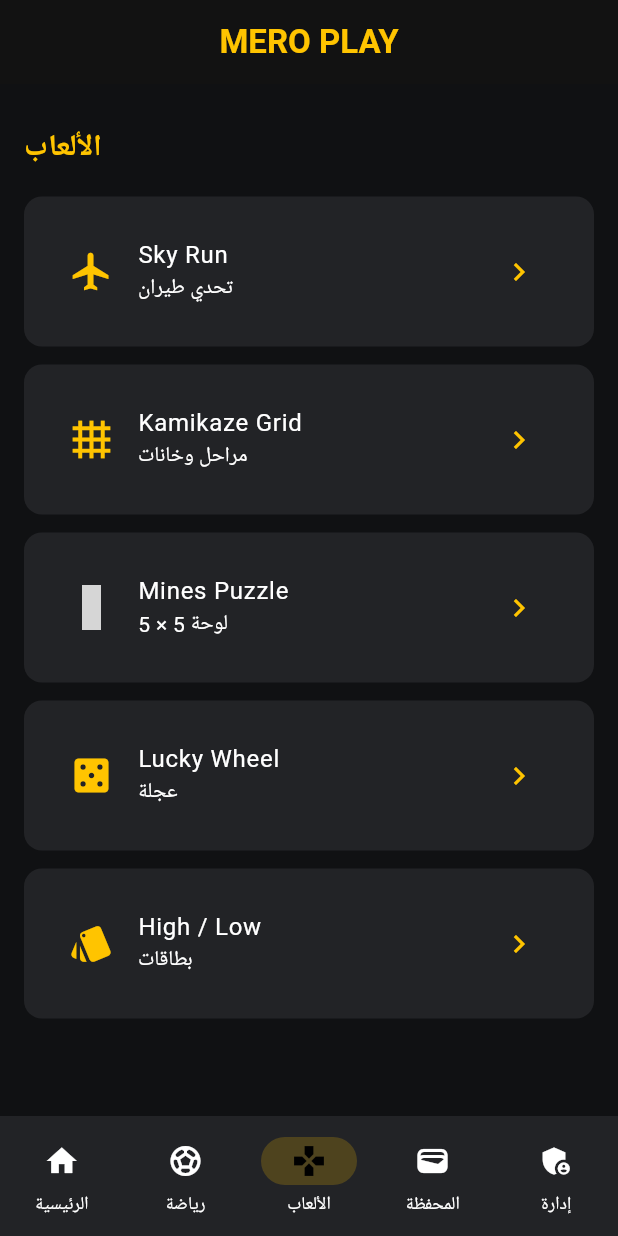
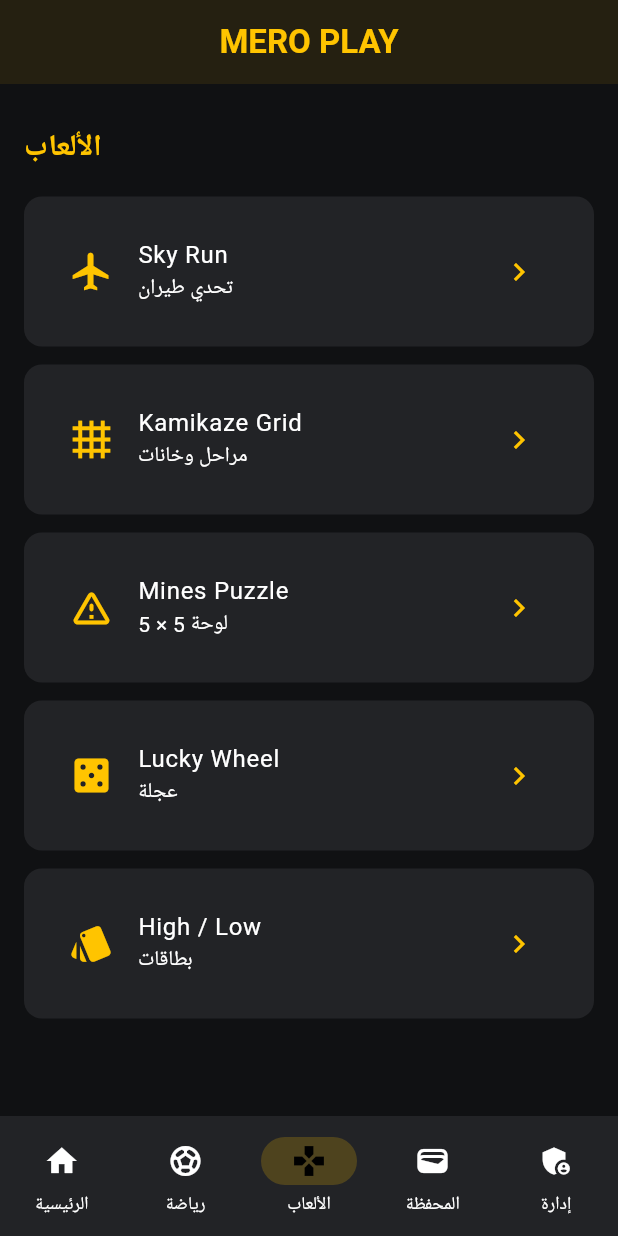
Before and after one commit to sultanswes455-creator/MERO-SMART-TRACK, a Flutter app: the screen it shows after launch, scrolled down 371 dp, after a tap on "عرض جميع الألعاب", on a phone screen of 412 x 824 dp. Run offline on Flutter 3.47's test engine with Material 3 defaults, Android fonts, the phone set to English and light mode, and no system bars; grey boxes are pictures that could not be loaded.

Commit message:
Update main.dart

```diff
--- a/lib/main.dart
+++ b/lib/main.dart
@@ -50,9 +50,18 @@ class _MainPageState extends State<MainPage> {
   }
 
   void accept(WalletRequest r) {
+    if (r.processed) return;
+
     setState(() {
+      if (r.type == 'إزالة نقاط' && r.amount > points) {
+        r.processed = true;
+        r.accepted = false;
+        return;
+      }
+
       r.processed = true;
       r.accepted = true;
+
       if (r.type == 'إضافة نقاط') {
         points += r.amount;
       } else {
@@ -62,6 +71,7 @@ class _MainPageState extends State<MainPage> {
   }
 
   void reject(WalletRequest r) {
+    if (r.processed) return;
     setState(() {
       r.processed = true;
       r.accepted = false;
@@ -85,10 +95,15 @@ class _MainPageState extends State<MainPage> {
     return Scaffold(
       appBar: AppBar(
         centerTitle: true,
-        title: const Text('MERO PLAY',
-            style: TextStyle(color: gold, fontWeight: FontWeight.bold)),
+        title: const Text(
+          'MERO PLAY',
+          style: TextStyle(color: gold, fontWeight: FontWeight.bold),
         ),
-      body: pages[tab],
+      ),
+      body: IndexedStack(
+        index: tab,
+        children: pages,
+      ),
       bottomNavigationBar: NavigationBar(
         backgroundColor: panel,
         selectedIndex: tab,
@@ -96,10 +111,12 @@ class _MainPageState extends State<MainPage> {
         onDestinationSelected: (i) => setState(() => tab = i),
         destinations: const [
           NavigationDestination(icon: Icon(Icons.home), label: 'الرئيسية'),
-          NavigationDestination(icon: Icon(Icons.sports_soccer), label: 'رياضة'),
+          NavigationDestination(
+              icon: Icon(Icons.sports_soccer), label: 'رياضة'),
           NavigationDestination(icon: Icon(Icons.games), label: 'الألعاب'),
           NavigationDestination(icon: Icon(Icons.wallet), label: 'المحفظة'),
-          NavigationDestination(icon: Icon(Icons.admin_panel_settings), label: 'إدارة'),
+          NavigationDestination(
+              icon: Icon(Icons.admin_panel_settings), label: 'إدارة'),
         ],
       ),
     );
@@ -136,9 +153,14 @@ class HomePage extends StatelessWidget {
               mainAxisAlignment: MainAxisAlignment.center,
               children: [
                 Icon(Icons.stars, color: gold, size: 45),
-                Text('MERO PLAY',
+                Text(
+                  'MERO PLAY',
                   style: TextStyle(
-                        color: gold, fontSize: 27, fontWeight: FontWeight.bold)),
+                    color: gold,
+                    fontSize: 27,
+                    fontWeight: FontWeight.bold,
+                  ),
+                ),
                 Text('ألعاب ترفيهية • نقاط افتراضية'),
               ],
             ),
@@ -149,25 +171,56 @@ class HomePage extends StatelessWidget {
           child: Column(
             children: [
               const Text('رصيدك التجريبي'),
-              Text('${points.toStringAsFixed(2)} نقطة',
+              Text(
+                '${points.toStringAsFixed(2)} نقطة',
                 style: const TextStyle(
-                      color: gold, fontSize: 27, fontWeight: FontWeight.bold)),
-              FilledButton(onPressed: goWallet, child: const Text('المحفظة')),
+                  color: gold,
+                  fontSize: 27,
+                  fontWeight: FontWeight.bold,
+                ),
+              ),
+              FilledButton(
+                onPressed: goWallet,
+                child: const Text('المحفظة'),
+              ),
             ],
           ),
         ),
         const Heading('الألعاب المميزة'),
-        GameTile('Sky Run', 'لعبة طيران', Icons.flight,
-            () => openGame(context, const SkyGame())),
-        GameTile('Kamikaze Grid', 'لعبة الخانات والمراحل', Icons.grid_4x4,
-            () => openGame(context, const GridGame())),
-        GameTile('Mines Puzzle', 'تحدي شبكة', Icons.bomb,
-            () => openGame(context, const MinesGame())),
-        GameTile('Lucky Wheel', 'عجلة عشوائية', Icons.casino,
-            () => openGame(context, const WheelGame())),
-        GameTile('High / Low', 'توقع البطاقات', Icons.style,
-            () => openGame(context, const HighLowGame())),
-        FilledButton(onPressed: goGames, child: const Text('عرض جميع الألعاب')),
+        GameTile(
+          'Sky Run',
+          'لعبة طيران',
+          Icons.flight,
+          () => openGame(context, const SkyGame()),
+        ),
+        GameTile(
+          'Kamikaze Grid',
+          'لعبة الخانات والمراحل',
+          Icons.grid_4x4,
+          () => openGame(context, const GridGame()),
+        ),
+        GameTile(
+          'Mines Puzzle',
+          'تحدي شبكة',
+          Icons.warning_amber_rounded,
+          () => openGame(context, const MinesGame()),
+        ),
+        GameTile(
+          'Lucky Wheel',
+          'عجلة عشوائية',
+          Icons.casino,
+          () => openGame(context, const WheelGame()),
+        ),
+        GameTile(
+          'High / Low',
+          'توقع البطاقات',
+          Icons.style,
+          () => openGame(context, const HighLowGame()),
+        ),
+        FilledButton(
+          onPressed: goGames,
+          child: const Text('عرض جميع الألعاب'),
+        ),
       ],
     );
   }
@@ -186,16 +239,36 @@ class GamesPage extends StatelessWidget {
         padding: const EdgeInsets.all(16),
         children: [
           const Heading('الألعاب'),
-          GameTile('Sky Run', 'تحدي طيران', Icons.flight,
-              () => openGame(context, const SkyGame())),
-          GameTile('Kamikaze Grid', 'مراحل وخانات', Icons.grid_4x4,
-              () => openGame(context, const GridGame())),
-          GameTile('Mines Puzzle', 'لوحة 5 × 5', Icons.bomb,
-              () => openGame(context, const MinesGame())),
-          GameTile('Lucky Wheel', 'عجلة', Icons.casino,
-              () => openGame(context, const WheelGame())),
-          GameTile('High / Low', 'بطاقات', Icons.style,
-              () => openGame(context, const HighLowGame())),
+          GameTile(
+            'Sky Run',
+            'تحدي طيران',
+            Icons.flight,
+            () => openGame(context, const SkyGame()),
+          ),
+          GameTile(
+            'Kamikaze Grid',
+            'مراحل وخانات',
+            Icons.grid_4x4,
+            () => openGame(context, const GridGame()),
+          ),
+          GameTile(
+            'Mines Puzzle',
+            'لوحة 5 × 5',
+            Icons.warning_amber_rounded,
+            () => openGame(context, const MinesGame()),
+          ),
+          GameTile(
+            'Lucky Wheel',
+            'عجلة',
+            Icons.casino,
+            () => openGame(context, const WheelGame()),
+          ),
+          GameTile(
+            'High / Low',
+            'بطاقات',
+            Icons.style,
+            () => openGame(context, const HighLowGame()),
+          ),
         ],
       );
 }
@@ -218,27 +291,32 @@ class _SportsPageState extends State<SportsPage> {
         children: [
           const Heading('توقع رياضي ترفيهي'),
           const Box(
-            child: Text('مباراة افتراضية\nالفريق A  ×  الفريق B',
+            child: Text(
+              'مباراة افتراضية\nالفريق A  ×  الفريق B',
               textAlign: TextAlign.center,
-                style: TextStyle(fontSize: 20)),
+              style: TextStyle(fontSize: 20),
+            ),
           ),
           const Text('اختر توقعًا:'),
           ...['فوز الفريق A', 'تعادل', 'فوز الفريق B']
               .asMap()
               .entries
-              .map((e) => RadioListTile<int>(
+              .map(
+                (e) => RadioListTile<int>(
                   value: e.key,
                   groupValue: choice,
                   onChanged: saved ? null : (v) => setState(() => choice = v),
                   title: Text(e.value),
-                  )),
+                ),
+              ),
           FilledButton(
             onPressed: choice == null || saved
                 ? null
                 : () => setState(() => saved = true),
             child: const Text('حفظ التوقع'),
           ),
-          if (saved) const Text('تم حفظ توقعك الترفيهي.'),
+          if (saved)
+            const Box(child: Text('تم حفظ توقعك الترفيهي.')),
         ],
       );
 }
@@ -288,7 +366,9 @@ class WalletPage extends StatelessWidget {
           FilledButton(
             onPressed: () {
               final value = double.tryParse(controller.text);
+
               if (value == null ||
+                  !value.isFinite ||
                   value < 10 ||
                   value > 200 ||
                   (type == 'إزالة نقاط' && value > points)) {
@@ -297,6 +377,7 @@ class WalletPage extends StatelessWidget {
                 );
                 return;
               }
+
               onSend(type, value);
               Navigator.pop(ctx);
             },
@@ -305,6 +386,7 @@ class WalletPage extends StatelessWidget {
         ],
       ),
     );
+
     controller.dispose();
   }
 
@@ -316,9 +398,14 @@ class WalletPage extends StatelessWidget {
             child: Column(
               children: [
                 const Text('رصيد نقاط تجريبي'),
-                Text('${points.toStringAsFixed(2)} نقطة',
+                Text(
+                  '${points.toStringAsFixed(2)} نقطة',
                   style: const TextStyle(
-                        color: gold, fontSize: 30, fontWeight: FontWeight.bold)),
+                    color: gold,
+                    fontSize: 30,
+                    fontWeight: FontWeight.bold,
+                  ),
+                ),
                 const Text('غير قابل للتحويل إلى أموال'),
               ],
             ),
@@ -342,16 +429,22 @@ class WalletPage extends StatelessWidget {
           ),
           const Heading('طلبات المحفظة'),
           if (requests.isEmpty) const Text('لا توجد طلبات'),
-          ...requests.reversed.map((r) => ListTile(
+          ...requests.reversed.map(
+            (r) => ListTile(
               title: Text('${r.type} • ${r.amount}'),
-                subtitle: Text(r.processed
+              subtitle: Text(
+                r.processed
                     ? (r.accepted ? 'مقبول' : 'مرفوض')
-                    : 'قيد المراجعة'),
-                leading: Icon(Icons.circle,
+                    : 'قيد المراجعة',
+              ),
+              leading: Icon(
+                Icons.circle,
                 color: r.processed
                     ? (r.accepted ? Colors.green : Colors.red)
-                        : gold),
-              )),
+                    : gold,
+              ),
+            ),
+          ),
         ],
       );
 }
@@ -376,9 +469,8 @@ class AdminPage extends StatelessWidget {
           const Text('هذه لوحة محلية تجريبية وليست محمية'),
           if (requests.where((r) => !r.processed).isEmpty)
             const Box(child: Text('لا توجد طلبات معلقة')),
-          ...requests
-              .where((r) => !r.processed)
-              .map((r) => Box(
+          ...requests.where((r) => !r.processed).map(
+            (r) => Box(
               child: Column(
                 children: [
                   Text(r.type),
@@ -402,7 +494,8 @@ class AdminPage extends StatelessWidget {
                   ),
                 ],
               ),
-                  )),
+            ),
+          ),
         ],
       );
 }
@@ -422,8 +515,10 @@ class _SkyGameState extends State<SkyGame> {
   @override
   Widget build(BuildContext context) => GameScreen('Sky Run', [
         const Icon(Icons.flight, color: gold, size: 85),
-        Text('النقاط: $score',
-            style: const TextStyle(color: gold, fontSize: 30)),
+        Text(
+          'النقاط: $score',
+          style: const TextStyle(color: gold, fontSize: 30),
+        ),
         Text(running ? 'الجولة بدأت' : 'ابدأ اللعب'),
         FilledButton(
           onPressed: () => setState(() => running = !running),
@@ -444,7 +539,7 @@ class _SkyGameState extends State<SkyGame> {
       ]);
 }
 
-// لعبة Kamikaze
+// لعبة Kamikaze Grid
 class GridGame extends StatefulWidget {
   const GridGame({super.key});
 
@@ -475,8 +570,10 @@ class _GridGameState extends State<GridGame> {
 
   @override
   Widget build(BuildContext context) => GameScreen('Kamikaze Grid', [
-        Text('المستوى $level • النقاط $score',
-            style: const TextStyle(color: gold)),
+        Text(
+          'المستوى $level • النقاط $score',
+          style: const TextStyle(color: gold),
+        ),
         GridView.builder(
           shrinkWrap: true,
           physics: const NeverScrollableScrollPhysics(),
@@ -519,13 +616,17 @@ class _GridGameState extends State<GridGame> {
         ),
         Text(lost ? 'انتهى المستوى' : 'اختر الخانات'),
         FilledButton(
-          onPressed: () => setState(resetBoard),
+          onPressed: () => setState(() {
+            level = 1;
+            score = 0;
+            resetBoard();
+          }),
           child: const Text('إعادة اللعب'),
         ),
       ]);
 }
 
-// لعبة Mines
+// لعبة Mines Puzzle
 class MinesGame extends StatefulWidget {
   const MinesGame({super.key});
 
@@ -538,6 +639,12 @@ class _MinesGameState extends State<MinesGame> {
   final opened = <int>{};
   int score = 0;
   bool over = false;
+
+  void newGame() {
+    opened.clear();
+    score = 0;
+    over = false;
+  }
 
   @override
   Widget build(BuildContext context) => GameScreen('Mines Puzzle', [
@@ -564,10 +671,16 @@ class _MinesGameState extends State<MinesGame> {
                     }),
             child: Container(
               decoration: BoxDecoration(
-                  color: panel, borderRadius: BorderRadius.circular(8)),
+                color: opened.contains(i)
+                    ? (bombs.contains(i) ? Colors.red : Colors.green)
+                    : panel,
+                borderRadius: BorderRadius.circular(8),
+              ),
               child: Icon(
                 opened.contains(i)
-                    ? (bombs.contains(i) ? Icons.bomb : Icons.check)
+                    ? (bombs.contains(i)
+                        ? Icons.warning_amber_rounded
+                        : Icons.check)
                     : Icons.question_mark,
                 color: gold,
               ),
@@ -576,11 +689,7 @@ class _MinesGameState extends State<MinesGame> {
         ),
         Text(over ? 'انتهت الجولة' : 'افتح الخانات'),
         FilledButton(
-          onPressed: () => setState(() {
-            opened.clear();
-            score = 0;
-            over = false;
-          }),
+          onPressed: () => setState(newGame),
           child: const Text('لعبة جديدة'),
         ),
       ]);
@@ -596,7 +705,13 @@ class WheelGame extends StatefulWidget {
 
 class _WheelGameState extends State<WheelGame> {
   String result = 'دور العجلة';
-  final options = ['2 نقطة', '5 نقاط', '10 نقاط', 'حاول مرة أخرى', '15 نقطة'];
+  final options = [
+    '2 نقطة',
+    '5 نقاط',
+    '10 نقاط',
+    'حاول مرة أخرى',
+    '15 نقطة',
+  ];
 
   @override
   Widget build(BuildContext context) => GameScreen('Lucky Wheel', [
@@ -626,8 +741,12 @@ class _HighLowGameState extends State<HighLowGame> {
   void guess(bool higher) {
     final next = Random().nextInt(13) + 1;
     final correct = higher ? next > value : next < value;
+
     setState(() {
-      message = correct ? 'صحيح!' : 'خطأ';
+      message = next == value
+          ? 'تعادل'
+          : (correct ? 'صحيح!' : 'خطأ');
+
       if (correct) score += 5;
       value = next;
     });
@@ -636,7 +755,12 @@ class _HighLowGameState extends State<HighLowGame> {
   @override
   Widget build(BuildContext context) => GameScreen('High / Low', [
         Text('النقاط: $score', style: const TextStyle(color: gold)),
-        Box(child: Text('بطاقتك: $value', style: const TextStyle(fontSize: 30))),
+        Box(
+          child: Text(
+            'بطاقتك: $value',
+            style: const TextStyle(fontSize: 30),
+          ),
+        ),
         Text(message),
         Row(
           children: [
@@ -669,6 +793,7 @@ class _HighLowGameState extends State<HighLowGame> {
 // مكونات عامة
 class GameScreen extends StatelessWidget {
   const GameScreen(this.title, this.children, {super.key});
+
   final String title;
   final List<Widget> children;
 
@@ -684,33 +809,43 @@ class GameScreen extends StatelessWidget {
 
 class Box extends StatelessWidget {
   const Box({super.key, required this.child});
+
   final Widget child;
 
   @override
   Widget build(BuildContext context) => Container(
         margin: const EdgeInsets.symmetric(vertical: 6),
         padding: const EdgeInsets.all(14),
-        decoration:
-            BoxDecoration(color: panel, borderRadius: BorderRadius.circular(12)),
+        decoration: BoxDecoration(
+          color: panel,
+          borderRadius: BorderRadius.circular(12),
+        ),
         child: child,
       );
 }
 
 class Heading extends StatelessWidget {
   const Heading(this.text, {super.key});
+
   final String text;
 
   @override
   Widget build(BuildContext context) => Padding(
         padding: const EdgeInsets.symmetric(vertical: 12),
-        child: Text(text,
+        child: Text(
+          text,
           style: const TextStyle(
-                color: gold, fontSize: 20, fontWeight: FontWeight.bold)),
+            color: gold,
+            fontSize: 20,
+            fontWeight: FontWeight.bold,
+          ),
+        ),
       );
 }
 
 class GameTile extends StatelessWidget {
   const GameTile(this.title, this.subtitle, this.icon, this.onTap, {super.key});
+
   final String title, subtitle;
   final IconData icon;
   final VoidCallback onTap;
```
Lines whose indentation alone changed are shown as unchanged.
